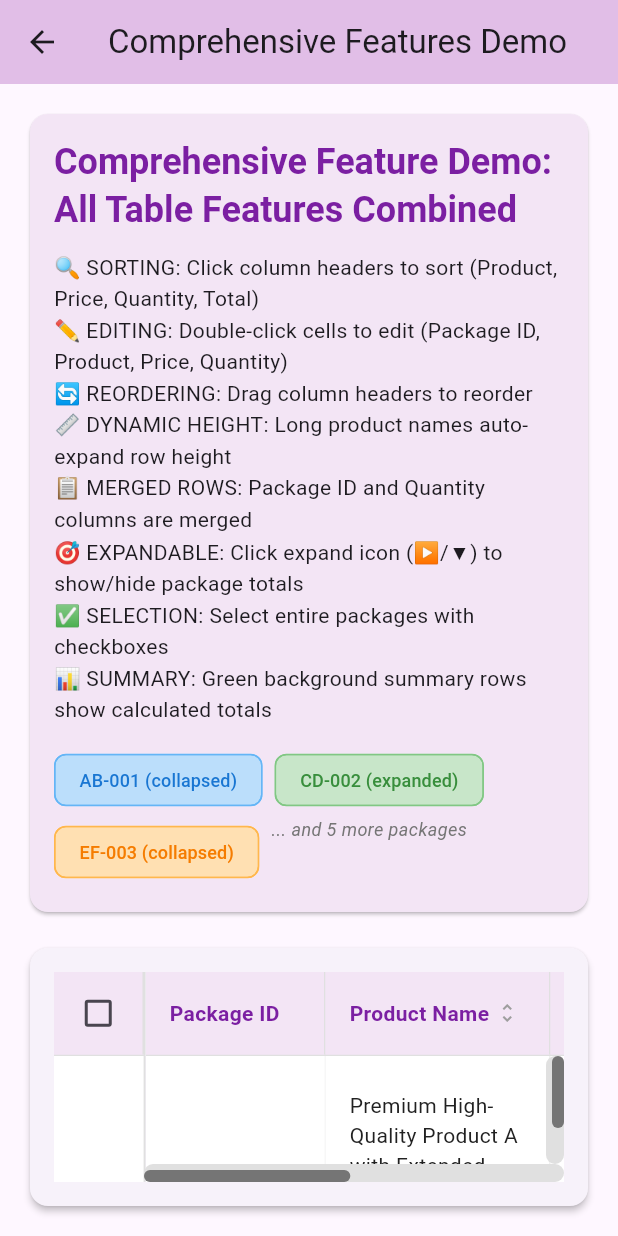
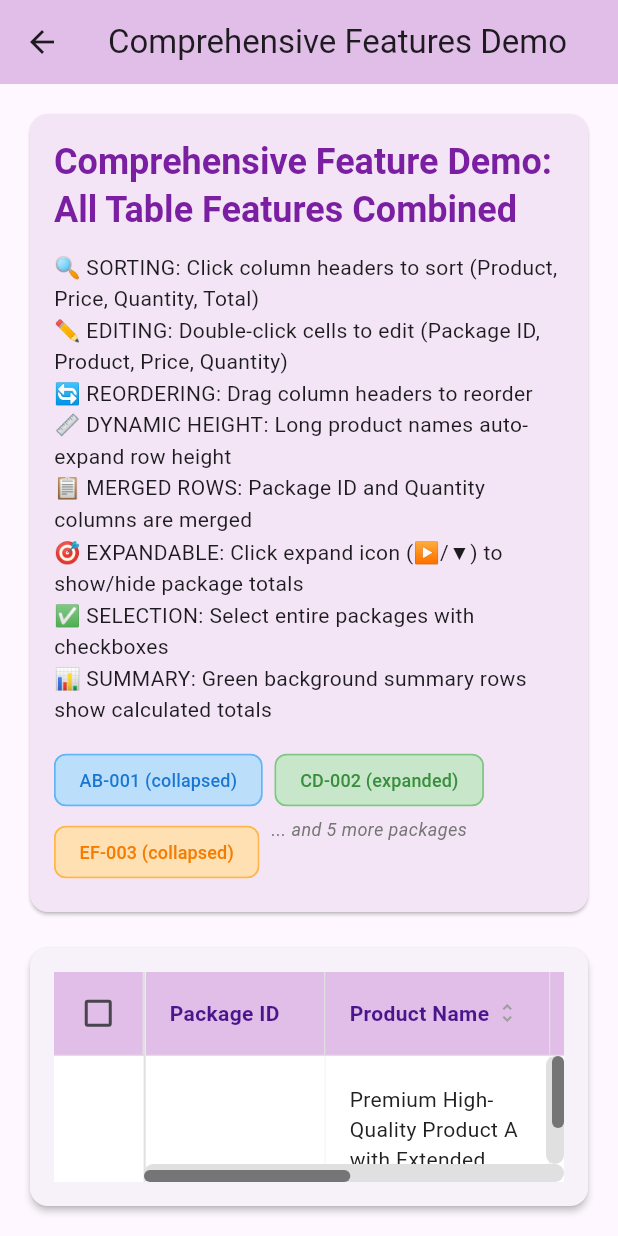
Before and after one commit to kihyun1998/flutter_table_plus, a Flutter app: the ExpandableSummaryExample screen opened directly, on a phone screen of 412 x 824 dp. Run offline on Flutter 3.47's test engine with Material 3 defaults, Android fonts, the phone set to English and light mode, and no system bars.

Commit message:
Update expandable_summary_example.dart

```diff
--- a/example/lib/pages/expandable_summary_example.dart
+++ b/example/lib/pages/expandable_summary_example.dart
@@ -350,24 +350,12 @@ class _ExpandableSummaryExampleState extends State<ExpandableSummaryExample> {
     });
   }
 
-  // Calculate dynamic row height based on content
-  double _calculateRowHeight(int rowIndex, Map<String, dynamic> rowData) {
-    const double baseHeight = 48.0;
-    const double maxHeight = 120.0;
-
-    // Get the product name to calculate height
-    final productName = rowData['product']?.toString() ?? '';
-
-    // Simple calculation based on text length
-    // In a real app, you'd use more sophisticated text measurement
-    if (productName.length > 60) {
-      return maxHeight; // Very long text
-    } else if (productName.length > 30) {
-      return 80.0; // Medium text
-    } else {
-      return baseHeight; // Short text
-    }
-  }
+  // Old manual height calculation - replaced with TableRowHeightCalculator
+  // double _calculateRowHeight(int rowIndex, Map<String, dynamic> rowData) {
+  //   // This was inaccurate because it only considered text length,
+  //   // not actual text rendering, font size, column width, or theme padding
+  //   ...
+  // }
 
   // Helper function to calculate package totals
   int calculatePackageTotal(List<String> rowKeys) {
@@ -428,6 +416,33 @@ class _ExpandableSummaryExampleState extends State<ExpandableSummaryExample> {
   @override
   Widget build(BuildContext context) {
     // Using dynamic mergedGroups getter now
+    const textStyle = TextStyle(fontSize: 14, color: Color(0xFF212121));
+    const theme = TablePlusTheme(
+      headerTheme: TablePlusHeaderTheme(
+        backgroundColor: Color(0xFFE1BEE7), // Colors.purple.shade50 equivalent
+        textStyle: TextStyle(
+          fontWeight: FontWeight.w600,
+          color: Color(0xFF4A148C), // Colors.purple.shade700 equivalent
+        ),
+        padding: EdgeInsets.symmetric(horizontal: 16.0, vertical: 12.0),
+      ),
+      bodyTheme: TablePlusBodyTheme(
+        alternateRowColor: Color(0xFFFAFAFA), // Colors.grey.shade50 equivalent
+        summaryRowBackgroundColor: Color(0xFFE8F5E8), // Colors.green.shade50 equivalent
+        textStyle: textStyle,
+        padding: EdgeInsets.symmetric(horizontal: 16.0, vertical: 8.0),
+      ),
+      selectionTheme: TablePlusSelectionTheme(
+        checkboxColor: Color(0xFF6A1B9A), // Colors.purple.shade600 equivalent
+        selectedRowColor: Color(0xFFE1BEE7), // Colors.purple.shade100 equivalent with alpha
+      ),
+    );
+
+    // Get columns for height calculation
+    final columns = _columns.entries.toList()
+      ..sort((a, b) => a.value.order.compareTo(b.value.order));
+    final columnList = columns.map((e) => e.value).toList();
+    final columnWidths = columnList.map((col) => col.width).toList();
 
     return Scaffold(
       appBar: AppBar(
@@ -531,7 +546,14 @@ class _ExpandableSummaryExampleState extends State<ExpandableSummaryExample> {
                     onCellChanged: _handleCellChanged,
                     onMergedCellChanged: _handleMergedCellChanged,
                     onColumnReorder: _handleColumnReorder,
-                    calculateRowHeight: _calculateRowHeight,
+                    // Use proper height calculation with theme padding
+                    calculateRowHeight: TableRowHeightCalculator.createHeightCalculator(
+                      columns: columnList,
+                      columnWidths: columnWidths,
+                      defaultTextStyle: textStyle,
+                      cellPadding: theme.bodyTheme.padding,
+                      minHeight: 48.0,
+                    ),
                     onRowSelectionChanged: (rowId, isSelected) {
                       setState(() {
                         if (isSelected) {
@@ -567,25 +589,7 @@ class _ExpandableSummaryExampleState extends State<ExpandableSummaryExample> {
                             !(expandedStates[groupId] ?? false);
                       });
                     },
-                    theme: TablePlusTheme(
-                      headerTheme: TablePlusHeaderTheme(
-                        backgroundColor: Colors.purple.shade50,
-                        textStyle: TextStyle(
-                          fontWeight: FontWeight.w600,
-                          color: Colors.purple.shade700,
-                        ),
-                      ),
-                      bodyTheme: TablePlusBodyTheme(
-                        alternateRowColor: Colors.grey.shade50,
-                        summaryRowBackgroundColor: Colors.green.shade50,
-                      ),
-                      selectionTheme: TablePlusSelectionTheme(
-                        checkboxColor: Colors.purple.shade600,
-                        selectedRowColor:
-                            Colors.purple.shade100.withValues(alpha: 0.3),
-                        // hoverColor: Colors.purple.shade50.withValues(alpha: 0.5),
-                      ),
-                    ),
+                    theme: theme,
                   ),
                 ),
               ),
```
